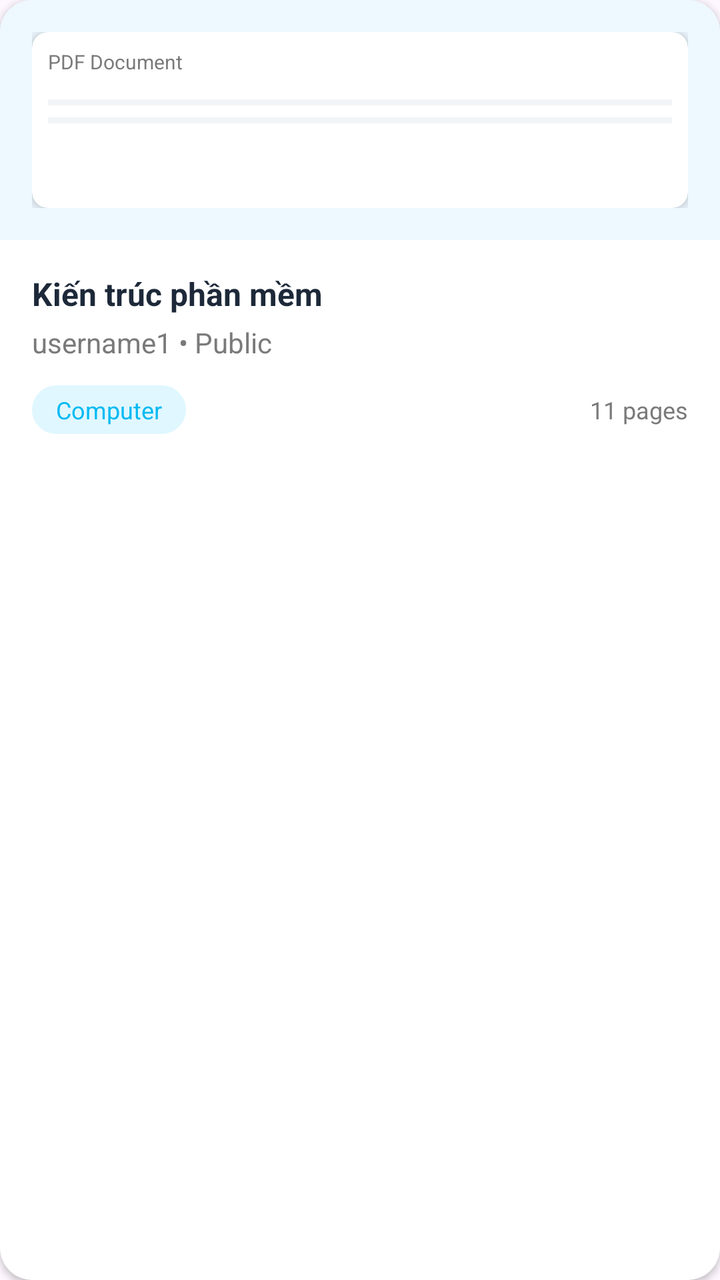
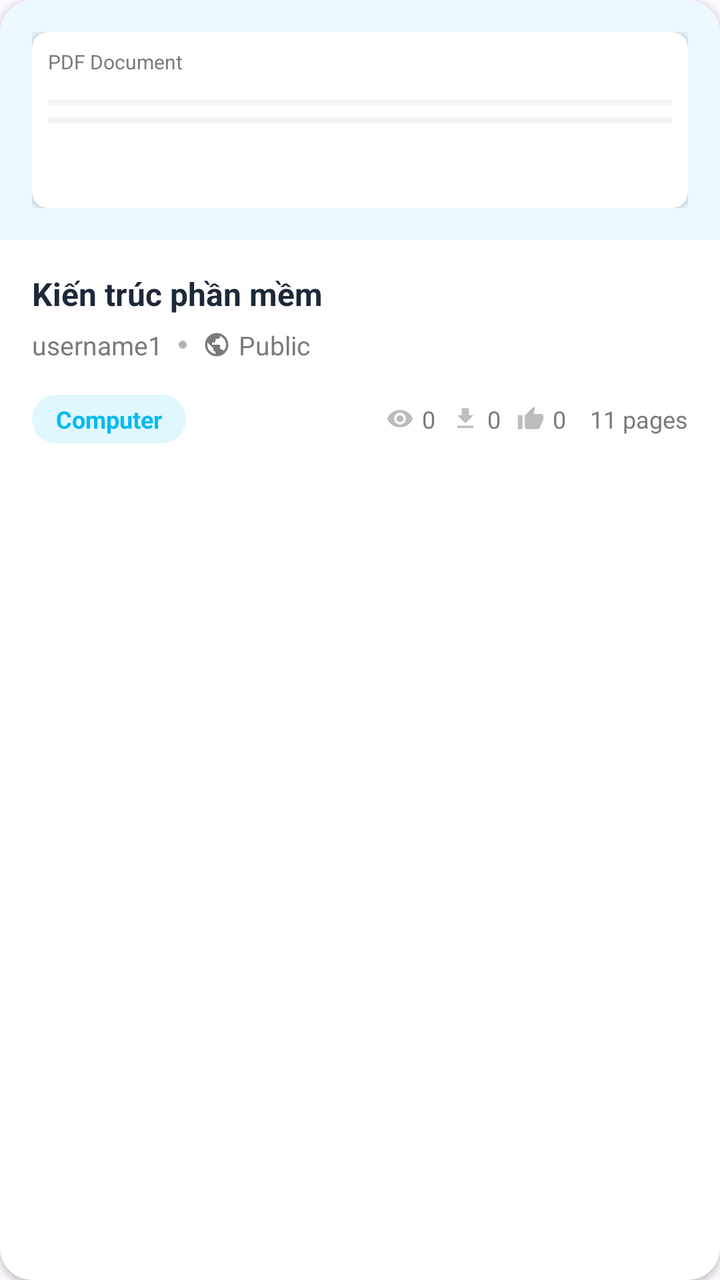

Compare the two renders of this Android layout. The source of the first and the diff that turns it into the second are given below.
<!-- AndroidManifest.xml: application theme Theme.DocumentsHub -->
<!-- res/layout/item_document.xml -->
<?xml version="1.0" encoding="utf-8"?>
<androidx.cardview.widget.CardView xmlns:android="http://schemas.android.com/apk/res/android"
    xmlns:app="http://schemas.android.com/apk/res-auto"
    android:layout_width="match_parent"
    android:layout_height="wrap_content"
    android:layout_marginBottom="16dp"
    app:cardCornerRadius="16dp"
    app:cardElevation="2dp">

    <LinearLayout
        android:layout_width="match_parent"
        android:layout_height="wrap_content"
        android:orientation="vertical">

        
        <LinearLayout
            android:layout_width="match_parent"
            android:layout_height="120dp"
            android:background="@color/blue_trending_bg"
            android:gravity="center"
            android:orientation="vertical"
            android:padding="16dp">

            <androidx.cardview.widget.CardView
                android:layout_width="match_parent"
                android:layout_height="match_parent"
                app:cardCornerRadius="8dp"
                app:cardElevation="4dp">

                <LinearLayout
                    android:layout_width="match_parent"
                    android:layout_height="match_parent"
                    android:orientation="vertical"
                    android:padding="8dp">

                    <TextView
                        android:layout_width="wrap_content"
                        android:layout_height="wrap_content"
                        android:text="PDF Document"
                        android:textColor="@color/text_secondary"
                        android:textSize="10sp" />

                    <View
                        android:layout_width="match_parent"
                        android:layout_height="3dp"
                        android:layout_marginTop="12dp"
                        android:background="@color/input_bg" />

                    <View
                        android:layout_width="match_parent"
                        android:layout_height="3dp"
                        android:layout_marginTop="6dp"
                        android:background="@color/input_bg" />
                </LinearLayout>
            </androidx.cardview.widget.CardView>
        </LinearLayout>

        
        <LinearLayout
            android:layout_width="match_parent"
            android:layout_height="wrap_content"
            android:orientation="vertical"
            android:padding="16dp">

            <TextView
                android:id="@+id/tv_doc_title"
                android:layout_width="wrap_content"
                android:layout_height="wrap_content"
                android:text="Kiến trúc phần mềm"
                android:textColor="@color/text_primary"
                android:textSize="16sp"
                android:textStyle="bold" />

            <TextView
                android:id="@+id/tv_doc_author"
                android:layout_width="wrap_content"
                android:layout_height="wrap_content"
                android:layout_marginTop="4dp"
                android:text="username1 • Public"
                android:textColor="@color/text_secondary"
                android:textSize="14sp" />

            <RelativeLayout
                android:layout_width="match_parent"
                android:layout_height="wrap_content"
                android:layout_marginTop="12dp">

                <TextView
                    android:id="@+id/tv_doc_tag"
                    android:layout_width="wrap_content"
                    android:layout_height="wrap_content"
                    android:background="@drawable/bg_category_item_selected"
                    android:backgroundTint="@color/blue_light"
                    android:paddingHorizontal="12dp"
                    android:paddingVertical="4dp"
                    android:text="Computer"
                    android:textColor="@color/blue_login_btn"
                    android:textSize="12sp"
                    android:layout_alignParentStart="true"
                    android:layout_centerVertical="true" />

                <TextView
                    android:id="@+id/tv_doc_pages"
                    android:layout_width="wrap_content"
                    android:layout_height="wrap_content"
                    android:layout_alignParentEnd="true"
                    android:layout_centerVertical="true"
                    android:text="11 pages"
                    android:textColor="@color/text_secondary"
                    android:textSize="12sp" />
            </RelativeLayout>
        </LinearLayout>
    </LinearLayout>
</androidx.cardview.widget.CardView>
<!-- resources referenced by this layout -->
<resources>
  <color name="blue_light">#E0F7FF</color>
  <color name="blue_login_btn">#00BAF2</color>
  <color name="blue_trending_bg">#EDF8FF</color>
  <color name="input_bg">#F2F4F7</color>
  <color name="text_primary">#1D2939</color>
  <color name="text_secondary">#7A7A7A</color>
  <!-- drawable bg_category_item_selected (drawable) -->
  <?xml version="1.0" encoding="utf-8"?>
  <shape xmlns:android="http://schemas.android.com/apk/res/android">
      <solid android:color="@color/white" />
      <stroke android:width="1dp" android:color="@color/text_link" />
      <corners android:radius="20dp" />
  </shape>
  <style name="Theme.DocumentsHub" parent="Base.Theme.DocumentsHub" />
  <color name="white">#FFFFFFFF</color>
  <color name="text_link">#6358FF</color>
  <style name="Base.Theme.DocumentsHub" parent="Theme.Material3.DayNight.NoActionBar">
          
          
      </style>
</resources>

<!-- the commit's change to res/layout/item_document.xml (unified diff, before → after) -->
@@ -71,19 +71,48 @@
                 android:textSize="16sp"
                 android:textStyle="bold" />
 
-            <TextView
-                android:id="@+id/tv_doc_author"
+            <LinearLayout
                 android:layout_width="wrap_content"
                 android:layout_height="wrap_content"
-                android:layout_marginTop="4dp"
-                android:text="username1 • Public"
-                android:textColor="@color/text_secondary"
-                android:textSize="14sp" />
+                android:layout_marginTop="6dp"
+                android:gravity="center_vertical"
+                android:orientation="horizontal">
+
+                <TextView
+                    android:id="@+id/tv_doc_author"
+                    android:layout_width="wrap_content"
+                    android:layout_height="wrap_content"
+                    android:text="username1"
+                    android:textColor="@color/text_secondary"
+                    android:textSize="13sp" />
+
+                <View
+                    android:layout_width="4dp"
+                    android:layout_height="4dp"
+                    android:layout_marginHorizontal="8dp"
+                    android:background="@drawable/ic_circle_small"
+                    android:alpha="0.3" />
+
+                <ImageView
+                    android:layout_width="14dp"
+                    android:layout_height="14dp"
+                    android:src="@drawable/ic_globe"
+                    app:tint="@color/text_secondary" />
+
+                <TextView
+                    android:id="@+id/tv_doc_visibility"
+                    android:layout_width="wrap_content"
+                    android:layout_height="wrap_content"
+                    android:layout_marginStart="4dp"
+                    android:text="Public"
+                    android:textColor="@color/text_secondary"
+                    android:textSize="13sp" />
+            </LinearLayout>
 
             <RelativeLayout
                 android:layout_width="match_parent"
                 android:layout_height="wrap_content"
-                android:layout_marginTop="12dp">
+                android:layout_marginTop="16dp">
 
                 <TextView
                     android:id="@+id/tv_doc_tag"
@@ -96,18 +125,78 @@
                     android:text="Computer"
                     android:textColor="@color/blue_login_btn"
                     android:textSize="12sp"
+                    android:textStyle="bold"
                     android:layout_alignParentStart="true"
                     android:layout_centerVertical="true" />
 
-                <TextView
-                    android:id="@+id/tv_doc_pages"
+                <LinearLayout
                     android:layout_width="wrap_content"
                     android:layout_height="wrap_content"
                     android:layout_alignParentEnd="true"
                     android:layout_centerVertical="true"
-                    android:text="11 pages"
-                    android:textColor="@color/text_secondary"
-                    android:textSize="12sp" />
+                    android:gravity="center_vertical"
+                    android:orientation="horizontal">
+
+                    
+                    <ImageView
+                        android:layout_width="14dp"
+                        android:layout_height="14dp"
+                        android:src="@drawable/ic_eye"
+                        app:tint="@color/text_secondary"
+                        android:alpha="0.5" />
+                    <TextView
+                        android:id="@+id/tv_views_count"
+                        android:layout_width="wrap_content"
+                        android:layout_height="wrap_content"
+                        android:layout_marginStart="4dp"
+                        android:text="0"
+                        android:textColor="@color/text_secondary"
+                        android:textSize="12sp" />
+
+                    
+                    <ImageView
+                        android:layout_width="14dp"
+                        android:layout_height="14dp"
+                        android:layout_marginStart="8dp"
+                        android:src="@drawable/ic_download"
+                        app:tint="@color/text_secondary"
+                        android:alpha="0.5" />
+                    <TextView
+                        android:id="@+id/tv_downloads_count"
+                        android:layout_width="wrap_content"
+                        android:layout_height="wrap_content"
+                        android:layout_marginStart="4dp"
+                        android:text="0"
+                        android:textColor="@color/text_secondary"
+                        android:textSize="12sp" />
+
+                    
+                    <ImageView
+                        android:layout_width="14dp"
+                        android:layout_height="14dp"
+                        android:layout_marginStart="8dp"
+                        android:src="@drawable/ic_like"
+                        app:tint="@color/text_secondary"
+                        android:alpha="0.5" />
+                    <TextView
+                        android:id="@+id/tv_likes_count"
+                        android:layout_width="wrap_content"
+                        android:layout_height="wrap_content"
+                        android:layout_marginStart="4dp"
+                        android:text="0"
+                        android:textColor="@color/text_secondary"
+                        android:textSize="12sp" />
+
+                    
+                    <TextView
+                        android:id="@+id/tv_doc_pages"
+                        android:layout_width="wrap_content"
+                        android:layout_height="wrap_content"
+                        android:layout_marginStart="12dp"
+                        android:text="11 pages"
+                        android:textColor="@color/text_secondary"
+                        android:textSize="12sp" />
+                </LinearLayout>
             </RelativeLayout>
         </LinearLayout>
     </LinearLayout>
<!-- resource entries referenced after the edit -->
@@ -13,6 +13,56 @@
       <stroke android:width="1dp" android:color="@color/text_link" />
       <corners android:radius="20dp" />
   </shape>
+  <!-- drawable ic_circle_small (drawable) -->
+  <vector xmlns:android="http://schemas.android.com/apk/res/android"
+      android:width="4dp"
+      android:height="4dp"
+      android:viewportWidth="4"
+      android:viewportHeight="4">
+      <path
+          android:fillColor="@android:color/black"
+          android:pathData="M2,2m-2,0a2,2 0,1 1,4 0a2,2 0,1 1,-4 0" />
+  </vector>
+  <!-- drawable ic_download (drawable) -->
+  <vector xmlns:android="http://schemas.android.com/apk/res/android"
+      android:width="24dp"
+      android:height="24dp"
+      android:viewportWidth="24"
+      android:viewportHeight="24">
+      <path
+          android:fillColor="@color/text_secondary"
+          android:pathData="M19,9h-4V3H9v6H5l7,7L19,9z M5,18v2h14v-2H5z"/>
+  </vector>
+  <!-- drawable ic_eye (drawable) -->
+  <vector xmlns:android="http://schemas.android.com/apk/res/android"
+      android:width="24dp"
+      android:height="24dp"
+      android:viewportWidth="24"
+      android:viewportHeight="24">
+      <path
+          android:fillColor="@android:color/black"
+          android:pathData="M12,4.5C7,4.5 2.73,7.61 1,12c1.73,4.39 6,7.5 11,7.5s9.27,-3.11 11,-7.5c-1.73,-4.39 -6,-7.5 -11,-7.5zM12,17c-2.76,0 -5,-2.24 -5,-5s2.24,-5 5,-5 5,2.24 5,5 -2.24,5 -5,5zm0,-8c-1.66,0 -3,1.34 -3,3s1.34,3 3,3 3,-1.34 3,-3 -1.34,-3 -3,-3z" />
+  </vector>
+  <!-- drawable ic_globe (drawable) -->
+  <vector xmlns:android="http://schemas.android.com/apk/res/android"
+      android:width="24dp"
+      android:height="24dp"
+      android:viewportWidth="24"
+      android:viewportHeight="24">
+      <path
+          android:fillColor="@android:color/black"
+          android:pathData="M12,2C6.48,2 2,6.48 2,12s4.48,10 10,10 10,-4.48 10,-10S17.52,2 12,2zm-1,17.93c-3.95,-0.49 -7,-3.85 -7,-7.93 0,-0.62 0.08,-1.21 0.21,-1.79L9,15v1c0,1.1 0.9,2 2,2v1.93zm6.9,-2.54c-0.26,-0.81 -1,-1.39 -1.9,-1.39h-1v-3c0,-0.55 -0.45,-1 -1,-1H8v-2h2c0.55,0 1,-0.45 1,-1V7h2c1.1,0 2,-0.9 2,-2v-0.41c2.93,1.19 5,4.06 5,7.41 0,2.08 -0.8,3.97 -2.1,5.39z" />
+  </vector>
+  <!-- drawable ic_like (drawable) -->
+  <vector xmlns:android="http://schemas.android.com/apk/res/android"
+      android:width="24dp"
+      android:height="24dp"
+      android:viewportWidth="24"
+      android:viewportHeight="24">
+      <path
+          android:fillColor="@color/text_secondary"
+          android:pathData="M1,21h4V9H1v12zm22-11c0-1.1-0.9-2-2-2h-6.31l0.95-4.57 0.03-0.32c0-0.41-0.17-0.79-0.44-1.06L14.17,2 7.59,8.59C7.22,8.95 7,9.45 7,10v9c0,1.1 0.9,2 2,2h9c0.83,0 1.54-0.5 1.84-1.22l3.02-7.05c0.09-0.23 0.14-0.47 0.14-0.73v-2z"/>
+  </vector>
   <style name="Theme.DocumentsHub" parent="Base.Theme.DocumentsHub" />
   <color name="white">#FFFFFFFF</color>
   <color name="text_link">#6358FF</color>
